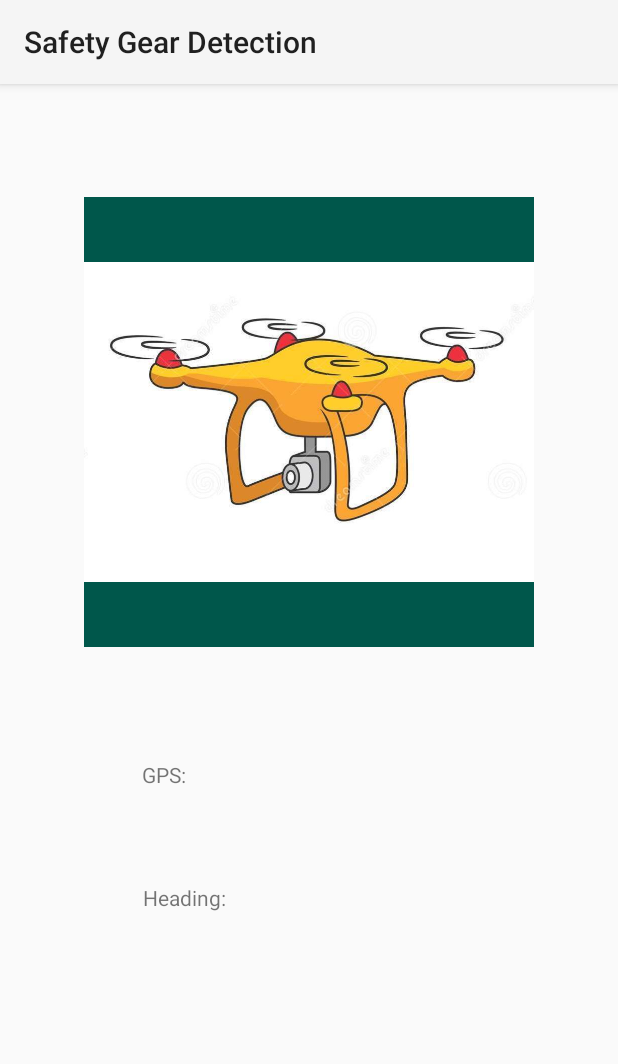
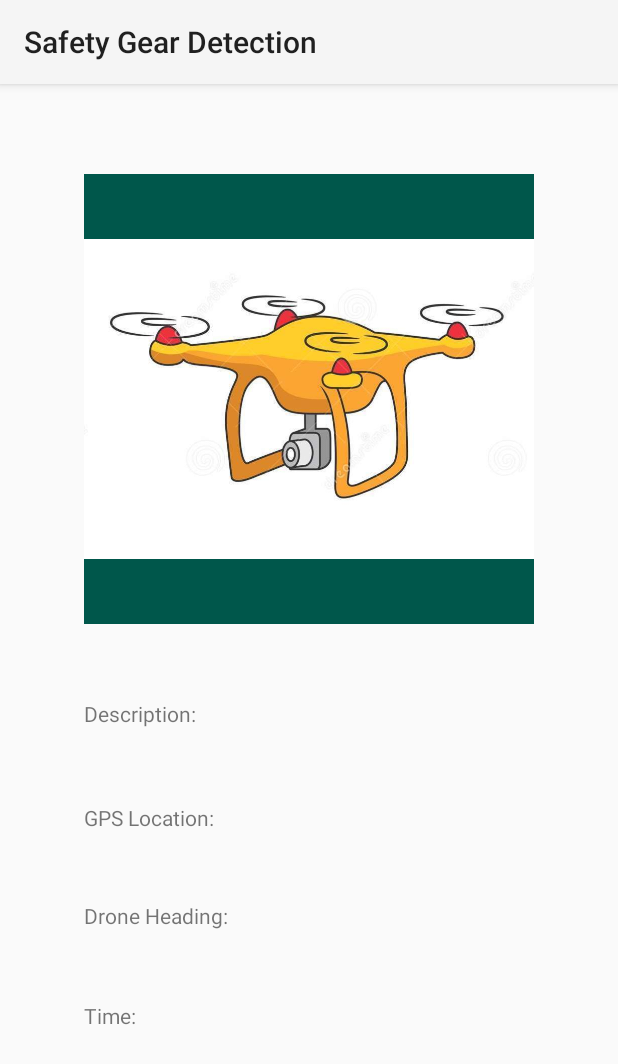
Before and after one commit to tapdal2020/Capstone-SafetyGearDetection, an Android app: the ViolationDetail screen opened directly, with no data from a screen before it, on a phone screen of 412 x 824 dp. Shown: the top 1064 px of the screen. Run offline under Robolectric (Android 15) with nearby library versions, the phone set to English and light mode, and no system bars.

Commit message:
Added ViolationDetail screen, layout improvements

```diff
--- a/app/src/main/java/com/capstone/safetygeardetection/LogsActivity.java
+++ b/app/src/main/java/com/capstone/safetygeardetection/LogsActivity.java
@@ -21,7 +21,10 @@ public class LogsActivity extends AppCompatActivity {
         LinearLayout myLayout = findViewById(R.id.LogsVerticalLayout);
 
         for (int i = 0; i < 50; i++) {
-            LogThumbnail logInstance = new LogThumbnail(this, null, "Logs");
+            LogThumbnail logInstance = new LogThumbnail(this, null, "Logs", 0);
+            //logInstance.setNewImageView("");
+            logInstance.setDescription("testing " + i);
+            logInstance.setTimestamp("12:34 p.m.");
             logInstance.setOnClickListener(new View.OnClickListener() {
                 @Override
                 public void onClick(View v) {
--- a/app/src/main/java/com/capstone/safetygeardetection/ViolationDetail.java
+++ b/app/src/main/java/com/capstone/safetygeardetection/ViolationDetail.java
@@ -2,13 +2,50 @@ package com.capstone.safetygeardetection;
 
 import androidx.appcompat.app.AppCompatActivity;
 
+import android.graphics.Bitmap;
+import android.graphics.BitmapFactory;
+import android.media.Image;
 import android.os.Bundle;
+import android.widget.ImageView;
+import android.widget.TextView;
+
+import org.w3c.dom.Text;
 
 public class ViolationDetail extends AppCompatActivity {
+
+    private ImageView violation_thumb;
+    private TextView violation_description, violation_GPS, violation_heading, violation_timestamp;
 
     @Override
     protected void onCreate(Bundle savedInstanceState) {
         super.onCreate(savedInstanceState);
         setContentView(R.layout.activity_violation_detail);
+
+        violation_thumb = (ImageView) findViewById(R.id.violationDetailThumb);
+        violation_description = (TextView) findViewById(R.id.violationDetailDescription);
+        violation_GPS = (TextView) findViewById(R.id.violationDetailGPS);
+        violation_heading = (TextView) findViewById(R.id.violationDetailHeading);
+        violation_timestamp = (TextView) findViewById(R.id.violationDetailTimestamp);
+    }
+
+    public void setNewImageView(String thumbFilePath) {
+        Bitmap newThumb = BitmapFactory.decodeFile(thumbFilePath);
+        violation_thumb.setImageBitmap(Bitmap.createScaledBitmap(newThumb, 800, 800, true));
+    }
+
+    public void setDescription(String newText) {
+        violation_description.setText(newText);
+    }
+
+    public void setGPSLocation(String newText) {
+        violation_GPS.setText("GPS Location: " + newText);
+    }
+
+    public void setHeading(String newText) {
+        violation_heading.setText("Drone Heading:" + newText);
+    }
+
+    public void setTimestamp(String newText) {
+        violation_timestamp.setText("Time: " + newText);
     }
 }
--- a/app/src/main/res/layout/activity_main.xml
+++ b/app/src/main/res/layout/activity_main.xml
@@ -47,7 +47,7 @@
         android:id="@+id/imageView"
         android:layout_width="264dp"
         android:layout_height="250dp"
-        android:layout_marginTop="50dp"
+        android:layout_marginTop="100dp"
         app:layout_constraintEnd_toEndOf="parent"
         app:layout_constraintHorizontal_bias="0.496"
         app:layout_constraintStart_toStartOf="parent"
--- a/app/src/main/res/layout/activity_violation_detail.xml
+++ b/app/src/main/res/layout/activity_violation_detail.xml
@@ -7,10 +7,10 @@
     tools:context=".ViolationDetail">
 
     <ImageView
-        android:id="@+id/imageView2"
+        android:id="@+id/violationDetailThumb"
         android:layout_width="300dp"
         android:layout_height="300dp"
-        android:layout_marginTop="75dp"
+        android:layout_marginTop="60dp"
         android:background="@color/colorPrimaryDark"
         app:layout_constraintEnd_toEndOf="parent"
         app:layout_constraintHorizontal_bias="0.5"
@@ -19,23 +19,43 @@
         app:srcCompat="@drawable/drone_cartoon" />
 
     <TextView
-        android:id="@+id/textView2"
-        android:layout_width="223dp"
-        android:layout_height="32dp"
-        android:layout_marginTop="75dp"
-        android:text="GPS: "
+        android:id="@+id/violationDetailDescription"
+        android:layout_width="300dp"
+        android:layout_height="34dp"
+        android:layout_marginTop="50dp"
+        android:text="Description:"
         app:layout_constraintEnd_toEndOf="parent"
         app:layout_constraintStart_toStartOf="parent"
-        app:layout_constraintTop_toBottomOf="@+id/imageView2" />
+        app:layout_constraintTop_toBottomOf="@+id/violationDetailThumb" />
 
     <TextView
-        android:id="@+id/textView3"
-        android:layout_width="222dp"
+        android:id="@+id/violationDetailGPS"
+        android:layout_width="300dp"
+        android:layout_height="30dp"
+        android:layout_marginTop="35dp"
+        android:text="GPS Location: "
+        app:layout_constraintEnd_toEndOf="parent"
+        app:layout_constraintStart_toStartOf="parent"
+        app:layout_constraintTop_toBottomOf="@+id/violationDetailDescription" />
+
+    <TextView
+        android:id="@+id/violationDetailHeading"
+        android:layout_width="300dp"
+        android:layout_height="31dp"
+        android:layout_marginTop="35dp"
+        android:text="Drone Heading:"
+        app:layout_constraintEnd_toEndOf="parent"
+        app:layout_constraintStart_toStartOf="parent"
+        app:layout_constraintTop_toBottomOf="@+id/violationDetailGPS" />
+
+    <TextView
+        android:id="@+id/violationDetailTimestamp"
+        android:layout_width="300dp"
         android:layout_height="39dp"
-        android:layout_marginTop="50dp"
-        android:text="Heading:"
+        android:layout_marginTop="35dp"
+        android:text="Time:"
         app:layout_constraintEnd_toEndOf="parent"
         app:layout_constraintHorizontal_bias="0.5"
         app:layout_constraintStart_toStartOf="parent"
-        app:layout_constraintTop_toBottomOf="@+id/textView2" />
+        app:layout_constraintTop_toBottomOf="@+id/violationDetailHeading" />
 </androidx.constraintlayout.widget.ConstraintLayout>
```
Also changed, not shown: app/src/main/AndroidManifest.xml (+19 -0 lines), app/src/main/java/com/capstone/safetygeardetection/LogThumbnail.java (+25 -2 lines).
